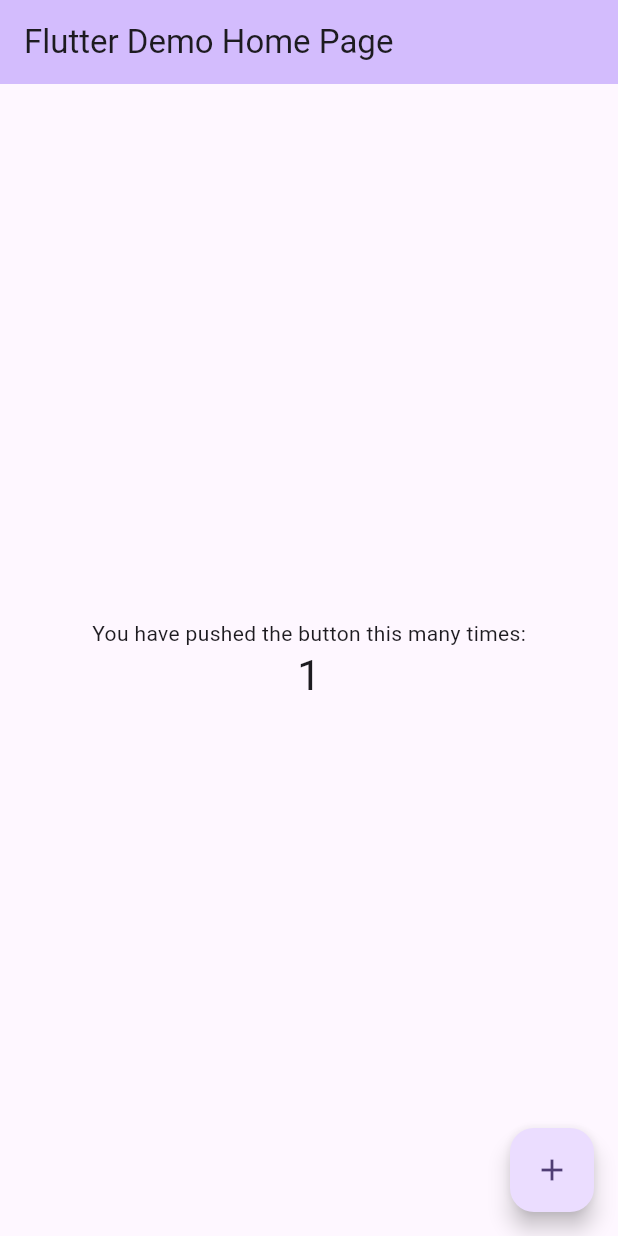
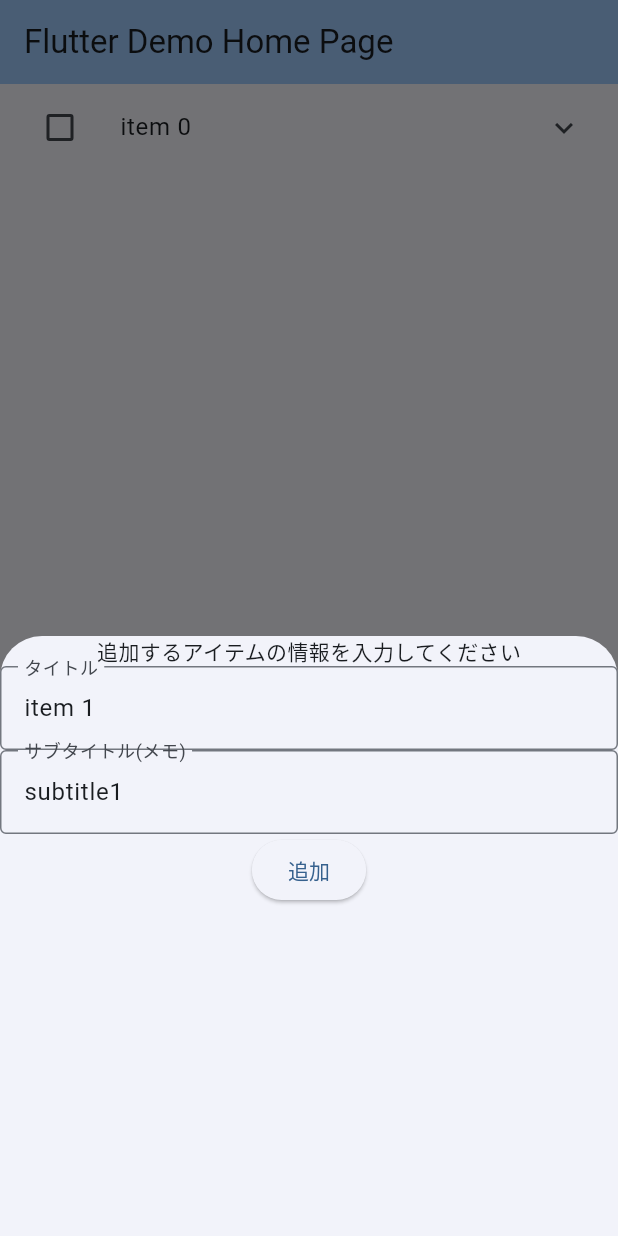
Before and after one commit to uchida189/todolist_test, a Flutter app: the screen it shows after launch, after a tap on the "add" icon, on a phone screen of 412 x 824 dp. Run offline on Flutter 3.47's test engine with Material 3 defaults, Android fonts, the phone set to English and light mode, and no system bars.

Commit message:
dev作成

```diff
--- a/lib/main.dart
+++ b/lib/main.dart
@@ -1,4 +1,6 @@
 import 'package:flutter/material.dart';
+
+import 'view/home_page.dart';
 
 void main() {
   runApp(const MyApp());
@@ -12,114 +14,16 @@ class MyApp extends StatelessWidget {
   Widget build(BuildContext context) {
     return MaterialApp(
       title: 'Flutter Demo',
-      theme: ThemeData(
-        // This is the theme of your application.
-        //
-        // TRY THIS: Try running your application with "flutter run". You'll see
-        // the application has a blue toolbar. Then, without quitting the app,
-        // try changing the seedColor in the colorScheme below to Colors.green
-        // and then invoke "hot reload" (save your changes or press the "hot
-        // reload" button in a Flutter-supported IDE, or press "r" if you used
-        // the command line to start the app).
-        //
-        // Notice that the counter didn't reset back to zero; the application
-        // state is not lost during the reload. To reset the state, use hot
-        // restart instead.
-        //
-        // This works for code too, not just values: Most code changes can be
-        // tested with just a hot reload.
-        colorScheme: ColorScheme.fromSeed(seedColor: Colors.deepPurple),
+      darkTheme: ThemeData(
+        colorScheme: const ColorScheme.dark(primary: Colors.blue),
         useMaterial3: true,
       ),
-      home: const MyHomePage(title: 'Flutter Demo Home Page'),
+      theme: ThemeData(
+        colorScheme: ColorScheme.fromSeed(seedColor: Colors.blue),
+        useMaterial3: true,
+      ),
+      //themeMode: ThemeMode.dark,
+      home: const MyHomePage(),
     );
   }
 }
-
-class MyHomePage extends StatefulWidget {
-  const MyHomePage({super.key, required this.title});
-
-  // This widget is the home page of your application. It is stateful, meaning
-  // that it has a State object (defined below) that contains fields that affect
-  // how it looks.
-
-  // This class is the configuration for the state. It holds the values (in this
-  // case the title) provided by the parent (in this case the App widget) and
-  // used by the build method of the State. Fields in a Widget subclass are
-  // always marked "final".
-
-  final String title;
-
-  @override
-  State<MyHomePage> createState() => _MyHomePageState();
-}
-
-class _MyHomePageState extends State<MyHomePage> {
-  int _counter = 0;
-
-  void _incrementCounter() {
-    setState(() {
-      // This call to setState tells the Flutter framework that something has
-      // changed in this State, which causes it to rerun the build method below
-      // so that the display can reflect the updated values. If we changed
-      // _counter without calling setState(), then the build method would not be
-      // called again, and so nothing would appear to happen.
-      _counter++;
-    });
-  }
-
-  @override
-  Widget build(BuildContext context) {
-    // This method is rerun every time setState is called, for instance as done
-    // by the _incrementCounter method above.
-    //
-    // The Flutter framework has been optimized to make rerunning build methods
-    // fast, so that you can just rebuild anything that needs updating rather
-    // than having to individually change instances of widgets.
-    return Scaffold(
-      appBar: AppBar(
-        // TRY THIS: Try changing the color here to a specific color (to
-        // Colors.amber, perhaps?) and trigger a hot reload to see the AppBar
-        // change color while the other colors stay the same.
-        backgroundColor: Theme.of(context).colorScheme.inversePrimary,
-        // Here we take the value from the MyHomePage object that was created by
-        // the App.build method, and use it to set our appbar title.
-        title: Text(widget.title),
-      ),
-      body: Center(
-        // Center is a layout widget. It takes a single child and positions it
-        // in the middle of the parent.
-        child: Column(
-          // Column is also a layout widget. It takes a list of children and
-          // arranges them vertically. By default, it sizes itself to fit its
-          // children horizontally, and tries to be as tall as its parent.
-          //
-          // Column has various properties to control how it sizes itself and
-          // how it positions its children. Here we use mainAxisAlignment to
-          // center the children vertically; the main axis here is the vertical
-          // axis because Columns are vertical (the cross axis would be
-          // horizontal).
-          //
-          // TRY THIS: Invoke "debug painting" (choose the "Toggle Debug Paint"
-          // action in the IDE, or press "p" in the console), to see the
-          // wireframe for each widget.
-          mainAxisAlignment: MainAxisAlignment.center,
-          children: <Widget>[
-            const Text(
-              'You have pushed the button this many times:',
-            ),
-            Text(
-              '$_counter',
-              style: Theme.of(context).textTheme.headlineMedium,
-            ),
-          ],
-        ),
-      ),
-      floatingActionButton: FloatingActionButton(
-        onPressed: _incrementCounter,
-        tooltip: 'Increment',
-        child: const Icon(Icons.add),
-      ), // This trailing comma makes auto-formatting nicer for build methods.
-    );
-  }
-}
--- /dev/null
+++ b/lib/view/home_page.dart
@@ -0,0 +1,194 @@
+import 'package:flutter/material.dart';
+
+class MyHomePage extends StatefulWidget {
+  const MyHomePage({super.key});
+
+  @override
+  State<MyHomePage> createState() => _MyHomePageState();
+}
+
+class _MyHomePageState extends State<MyHomePage> {
+  //List<String> items = List<String>.generate(1, (index) => 'Item $index');
+
+  // アイテムのリスト
+  List<Map<String, dynamic>> items = [{
+    'index': 0,               // インデックス
+    'isDone': false,          // チェックボックスの状態
+    'title': 'item 0',        // タイトル
+    'subtitle': 'subtitle0',  // サブタイトル(メモ)
+  }];
+
+  final ScrollController _scrollController = ScrollController();  // スクロールコントローラー
+
+  // アイテムを追加する
+  void _addItem() {
+    String title = 'item ${items.isEmpty ? 0 : items.last['index'] + 1}';
+    String subtitle = 'subtitle${items.isEmpty ? 0 : items.last['index'] + 1}';
+    showModalBottomSheet(context: context,
+      builder: (context) {
+        return Container(
+          height: 400,
+          child: Column(
+            children: [
+              const Text('追加するアイテムの情報を入力してください'),
+              TextField(
+                controller: TextEditingController(text: title),
+                decoration: const InputDecoration(
+                  border: OutlineInputBorder(),
+                  labelText: 'タイトル',
+                ),
+                onChanged: (value) {
+                  title = value;
+                },
+              ),
+              TextField(
+                controller: TextEditingController(text: subtitle),
+                decoration: const InputDecoration(
+                  border: OutlineInputBorder(),
+                  labelText: 'サブタイトル(メモ)',
+                ),
+                onChanged: (value) {
+                  subtitle = value;
+                },
+              ),
+              ElevatedButton(
+                onPressed: () {
+                  Navigator.pop(context);
+                  _addItem2(title, subtitle);
+                },
+                child: const Text('追加'),
+              ),
+            ],
+          ),
+        );
+      },
+    );
+  }
+  void _addItem2(String title, String subtitle){
+    setState(() {
+      // アイテムを追加するコード
+      items.add({
+        'index': items.isEmpty ? 0 : items.last['index'] + 1, // インデックス //?なぜか正常に動くけど大丈夫かこれ？いや番号ダブってるわ
+        'isDone': false,                        // チェックボックスの状態
+        'title': title,        // タイトル
+        'subtitle': subtitle,  // サブタイトル(メモ)
+      });
+      // アイテムを追加した後にスクロール
+      _scrollController.animateTo(
+        _scrollController.position.maxScrollExtent == 0
+          ? 0 : _scrollController.position.maxScrollExtent + 80, // スクロール可能な領域が0(ない)場合は0にする(スクロールしない)。それ以外はスクロールする(最大値だけだと少し足りなかったので+80している)
+        duration: const Duration(milliseconds: 500),  // スクロールの時間
+        curve: Curves.easeOut,  // スクロールの速度
+      );
+    });
+  }
+
+  @override
+  Widget build(BuildContext context) {
+    return Scaffold(
+      appBar: AppBar(
+        backgroundColor: Theme.of(context).colorScheme.inversePrimary,
+        title: const Text('Flutter Demo Home Page'),
+      ),
+      body: Center(
+        child: Column(
+          mainAxisAlignment: MainAxisAlignment.center,
+          children: <Widget>[
+            Expanded(child: ListView.separated(
+              controller: _scrollController,
+              itemCount: items.length,
+              itemBuilder: (context, index) {
+                return Dismissible(
+                  key: Key(items[index]['index'].toString()),
+                  onDismissed: (direction) => setState(() => items.removeAt(index)),  // スワイプでアイテムを削除する
+                  background: Container(  // スワイプした時に表示する部分
+                    color: Theme.of(context).colorScheme.error,
+                    alignment: Alignment.centerRight,
+                    padding: const EdgeInsets.only(right: 10.0),
+                    child: const Icon(Icons.delete, color: Colors.white, size: 40),
+                  ),
+                  direction: DismissDirection.endToStart, // スワイプの方向(右から左のみにする)
+                  child: Theme(
+                    data: Theme.of(context).copyWith(dividerColor: Colors.transparent), // タイルの区切り線を消す
+                    // アイテム
+                    child: ExpansionTile(
+                      title: Text(items[index]['title']), // タイトル
+                      leading: Checkbox(  // チェックボックス
+                        value: items[index]['isDone'],
+                        onChanged: (value) {
+                          setState(() {
+                            items[index]['isDone'] = value;
+                          });
+                        },
+                      ),
+                      //trailing: const Icon(Icons.arrow_forward_ios),  // 右側のアイコン
+                      onExpansionChanged: (bool value) {  // アイテムを開いた時にスクロールする(未完成)
+                        if(index == items.length - 1){
+                          if (value) {
+                            _scrollController.animateTo(
+                              _scrollController.position.maxScrollExtent == 0
+                                ? 0 : _scrollController.position.maxScrollExtent + 80,  // スクロールする位置
+                              duration: const Duration(milliseconds: 500),  // スクロールの時間
+                              curve: Curves.easeOut,  // スクロールの速度
+                            );
+                          }
+                        }
+                      },
+                      children: [
+                        Text(items[index]['subtitle']), // サブタイトル(メモ)
+                        Text('index = ${items[index]['index']}'),
+                      ],
+                    ),
+                  ),
+                );
+              },
+              separatorBuilder: (context, index) {
+                return const Divider();
+              },
+            )),
+          ],
+        ),
+      ),
+      floatingActionButton: FloatingActionButton(
+        onPressed: _addItem,
+        tooltip: 'Increment',
+        child: const Icon(Icons.add),
+      ),
+      bottomNavigationBar: BottomNavigationBar(
+        items: const [
+          BottomNavigationBarItem(
+            icon: Icon(Icons.home),
+            label: 'Home',
+          ),
+          BottomNavigationBarItem(
+              icon: Icon(Icons.business),
+              label: 'Business',
+          ),
+          BottomNavigationBarItem(
+              icon: Icon(Icons.school),
+              label: 'School',
+          ),
+        ],
+        currentIndex: 0,
+        selectedItemColor: Theme.of(context).colorScheme.primary,
+        onTap: (index) {},
+      )
+    );
+  }
+}
+
+
+/*
+確認のダイアログを表示する
+ScaffoldMessenger.of(context).showSnackBar(
+                      SnackBar(
+                        content: Text('Item $index dismissed'),
+                        action: SnackBarAction(
+                          label: 'Undo',
+                          onPressed: () => setState(() {
+                            //_counter++;
+                          }),
+                      ),
+                    )
+                  ),
+                  */
```
